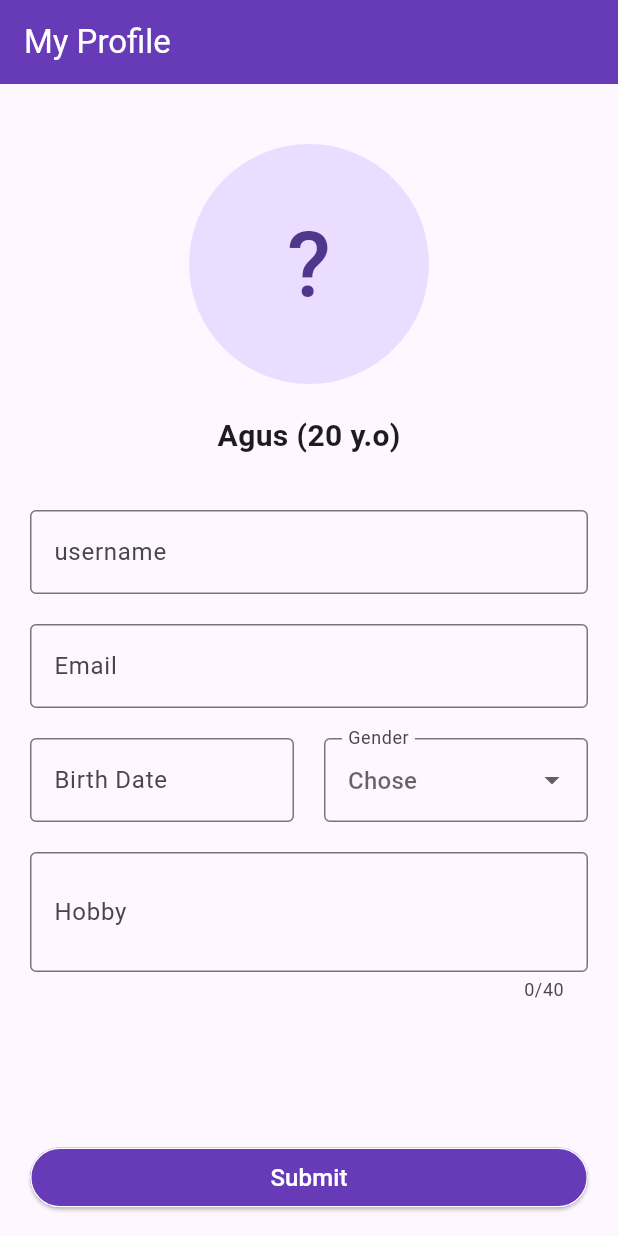
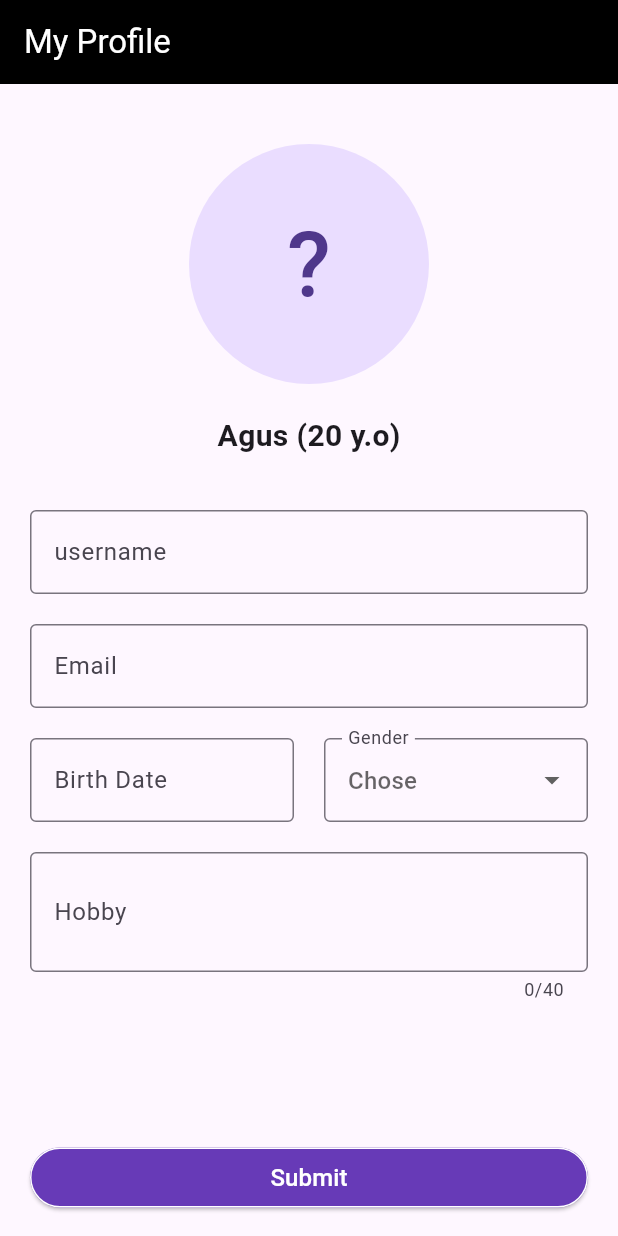
Before and after one commit to AgusSalim-Sihombing/LatihanFlutter, a Flutter app: the screen it shows after launch, on a phone screen of 412 x 824 dp. Run offline on Flutter 3.47's test engine with Material 3 defaults, Android fonts, the phone set to English and light mode, and no system bars.

Commit message:
ubah warna

```diff
--- a/lib/main.dart
+++ b/lib/main.dart
@@ -17,7 +17,7 @@ class MyApp extends StatelessWidget {
       theme: ThemeData(
         useMaterial3: true,
         appBarTheme: const AppBarTheme(
-          backgroundColor: Colors.deepPurple,
+          backgroundColor: Colors.black,
           foregroundColor: Colors.white,
         ),
         inputDecorationTheme: const InputDecorationTheme(
```
